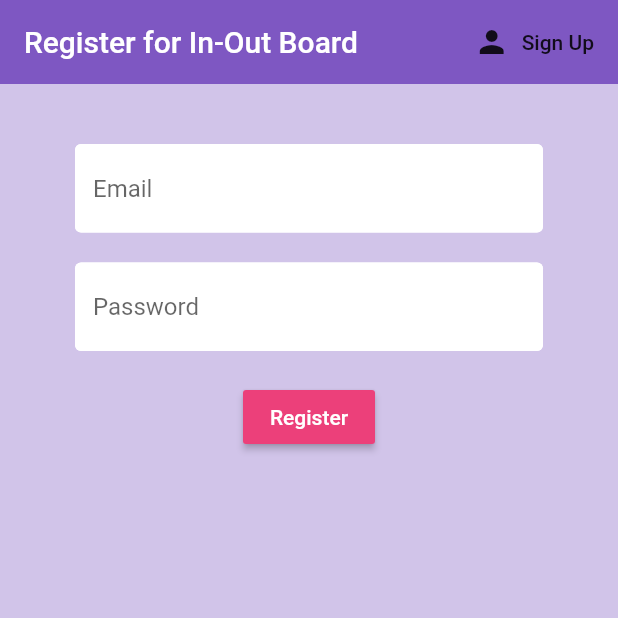
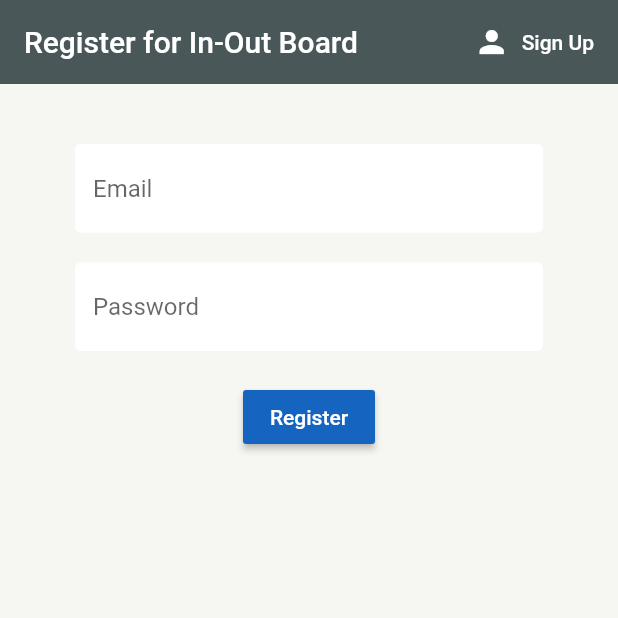
Before and after one commit to aking618/In_Out_Clone, a Flutter app: the screen it shows after launch, after a tap on "Register", on a phone screen of 412 x 824 dp, the top half of it. Run offline on Flutter 3.47's test engine with Material 2 defaults, Android fonts, the phone set to English and light mode, and no system bars; our stand-ins replace cloud_firestore, firebase_auth, firebase_core, flutter_spinkit; accounts and stored records are empty.

```diff
--- a/lib/screens/authenticate/register.dart
+++ b/lib/screens/authenticate/register.dart
@@ -26,9 +26,9 @@ class _RegisterState extends State<Register> {
     return loading
         ? Loading()
         : Scaffold(
-            backgroundColor: Colors.deepPurple[100],
+            backgroundColor: timberwolf,
             appBar: AppBar(
-              backgroundColor: Colors.deepPurple[400],
+              backgroundColor: deepSpaceSparkle,
               elevation: 0.0,
               title: Text('Register for In-Out Board'),
               actions: <Widget>[
@@ -36,8 +36,12 @@ class _RegisterState extends State<Register> {
                     onPressed: () {
                       widget.toggleView();
                     },
-                    icon: Icon(Icons.person),
-                    label: Text('Sign Up'))
+                    icon: Icon(
+                      Icons.person,
+                      color: Colors.white,
+                    ),
+                    label:
+                        Text('Sign Up', style: TextStyle(color: Colors.white)))
               ],
             ),
             body: Container(
@@ -74,7 +78,7 @@ class _RegisterState extends State<Register> {
                       height: 20.0,
                     ),
                     RaisedButton(
-                      color: Colors.pink[400],
+                      color: Colors.blue[800],
                       child: Text(
                         'Register',
                         style: TextStyle(color: Colors.white),
@@ -82,11 +86,11 @@ class _RegisterState extends State<Register> {
                       onPressed: () async {
                         if (_formKey.currentState.validate()) {
                           setState(() => loading = true);
-                          dynamic result = await _auth
+                          String result = await _auth
                               .registerWithEmailAndPassword(email, password);
-                          if (result == null) {
+                          if (result != 'Success!') {
                             setState(() {
-                              error = 'Please supply a valid email';
+                              error = result;
                               loading = false;
                             });
                           }
--- a/lib/screens/authenticate/sign_in.dart
+++ b/lib/screens/authenticate/sign_in.dart
@@ -26,9 +26,9 @@ class _SignInState extends State<SignIn> {
     return loading
         ? Loading()
         : Scaffold(
-            backgroundColor: Colors.deepPurple[100],
+            backgroundColor: timberwolf,
             appBar: AppBar(
-              backgroundColor: Colors.deepPurple[400],
+              backgroundColor: deepSpaceSparkle,
               elevation: 0.0,
               title: Text('Sign into In-Out Board'),
               actions: <Widget>[
@@ -36,8 +36,12 @@ class _SignInState extends State<SignIn> {
                     onPressed: () {
                       widget.toggleView();
                     },
-                    icon: Icon(Icons.person),
-                    label: Text('Register'))
+                    icon: Icon(
+                      Icons.person,
+                      color: Colors.white,
+                    ),
+                    label:
+                        Text('Register', style: TextStyle(color: Colors.white)))
               ],
             ),
             body: Container(
@@ -74,7 +78,7 @@ class _SignInState extends State<SignIn> {
                       height: 20.0,
                     ),
                     RaisedButton(
-                      color: Colors.pink[400],
+                      color: Colors.blue[800],
                       child: Text(
                         'Sign in',
                         style: TextStyle(color: Colors.white),
--- a/lib/screens/home/clock_in_circle.dart
+++ b/lib/screens/home/clock_in_circle.dart
@@ -1,5 +1,6 @@
 import 'package:flutter/material.dart';
 import 'package:in_out_clone/models/employee.dart';
+import 'package:in_out_clone/shared/constants.dart';
 
 class ClockInCircle extends StatelessWidget {
   ClockInCircle({this.employee});
@@ -8,8 +9,7 @@ class ClockInCircle extends StatelessWidget {
   @override
   Widget build(BuildContext context) {
     return CircleAvatar(
-      backgroundColor:
-          employee.clockedIn == 'IN' ? Colors.green[700] : Colors.red,
+      backgroundColor: employee.clockedIn == 'IN' ? cambridgeBlue : lightPink,
       radius: 25.0,
       child: Text(
         employee.clockedIn,
--- a/lib/shared/constants.dart
+++ b/lib/shared/constants.dart
@@ -7,9 +7,15 @@ const textInputDecoration = InputDecoration(
     borderSide: BorderSide(color: Colors.white, width: 2.0),
   ),
   focusedBorder: OutlineInputBorder(
-    borderSide: BorderSide(color: Colors.pink, width: 2.0),
+    borderSide: BorderSide(color: deepSpaceSparkle, width: 2.0),
   ),
 );
+
+const Color lightPink = Color.fromRGBO(237, 175, 184, 1.0);
+const Color champagnePink = Color.fromRGBO(247, 225, 215, 1.0);
+const Color timberwolf = Color.fromRGBO(246, 246, 243, 1.0);
+const Color cambridgeBlue = Color.fromRGBO(176, 196, 177, 1.0);
+const Color deepSpaceSparkle = Color.fromRGBO(74, 87, 89, 1.0);
 
 const buttonTextStyle = TextStyle(color: Colors.white, fontSize: 20.0);
 
--- a/lib/shared/loading.dart
+++ b/lib/shared/loading.dart
@@ -1,14 +1,15 @@
 import 'package:flutter/material.dart';
 import 'package:flutter_spinkit/flutter_spinkit.dart';
+import 'package:in_out_clone/shared/constants.dart';
 
 class Loading extends StatelessWidget {
   @override
   Widget build(BuildContext context) {
     return Container(
-      color: Colors.deepPurpleAccent[100],
+      color: deepSpaceSparkle,
       child: Center(
         child: SpinKitChasingDots(
-          color: Colors.deepPurpleAccent,
+          color: champagnePink,
           size: 50.0,
         ),
       ),
```
Also changed, not shown: lib/screens/home/home.dart (+27 -9 lines), lib/screens/home/settings_form.dart (+6 -6 lines), lib/services/auth.dart (+43 -4 lines).
